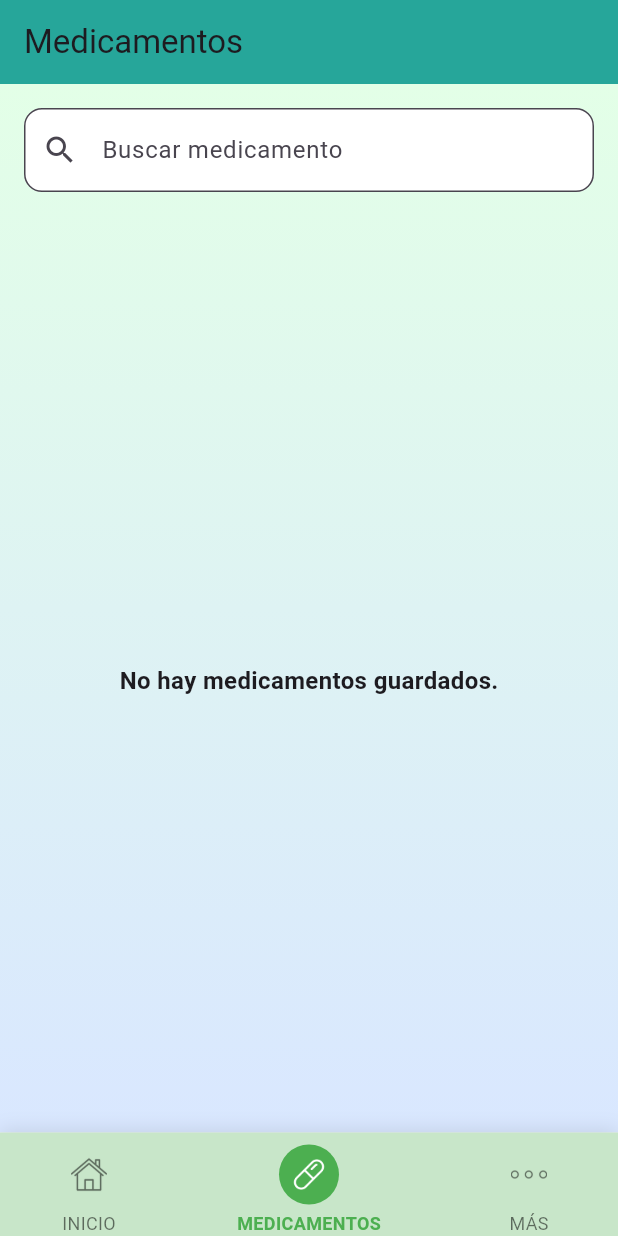
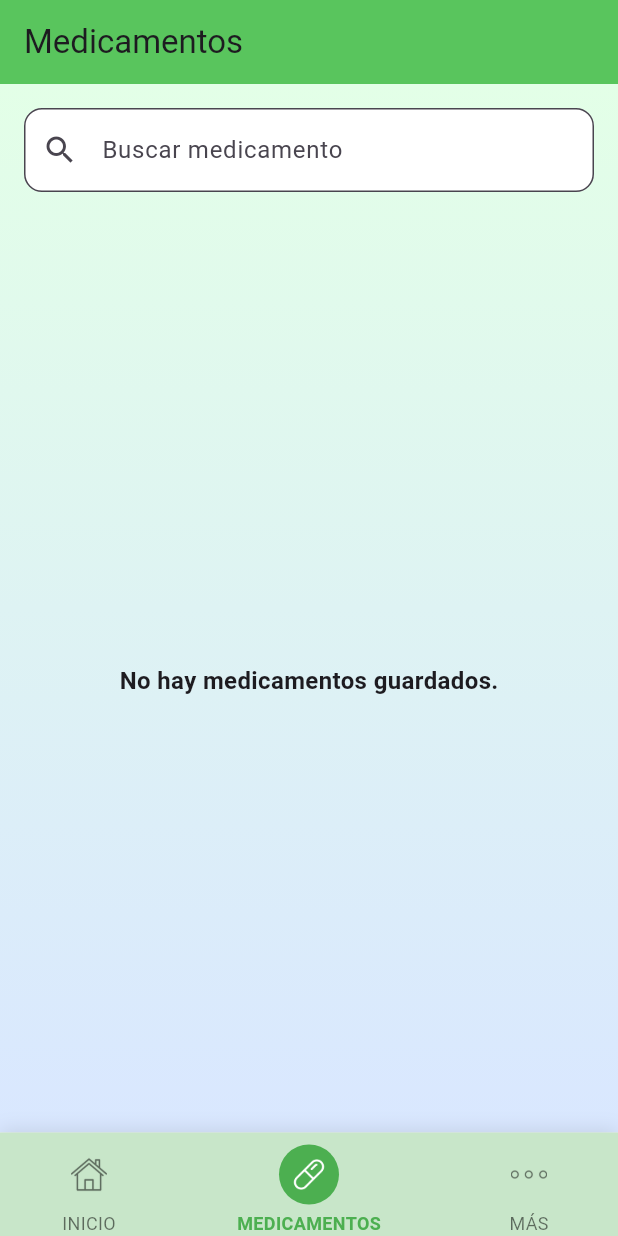
Before and after one commit to FersLan6/Pilltime, a Flutter app: the screen it shows after launch, item 2 of the bottom bar chosen, on a phone screen of 412 x 824 dp. Run offline on Flutter 3.47's test engine with Material 3 defaults, Android fonts, the phone set to English and light mode, and no system bars.

Commit message:
mejora del boton medicamento 2

```diff
--- a/lib/screens/medicamento_screen.dart
+++ b/lib/screens/medicamento_screen.dart
@@ -113,7 +113,7 @@ class _MedicamentoScreenState extends State<MedicamentoScreen> {
     return Scaffold(
       appBar: AppBar(
         title: const Text('Medicamentos'),
-        backgroundColor: Colors.teal.shade400,
+        backgroundColor: const Color.fromARGB(255, 89, 197, 93), // Color claro para el fondo
       ),
       body: Container(
         decoration: const BoxDecoration(
```
